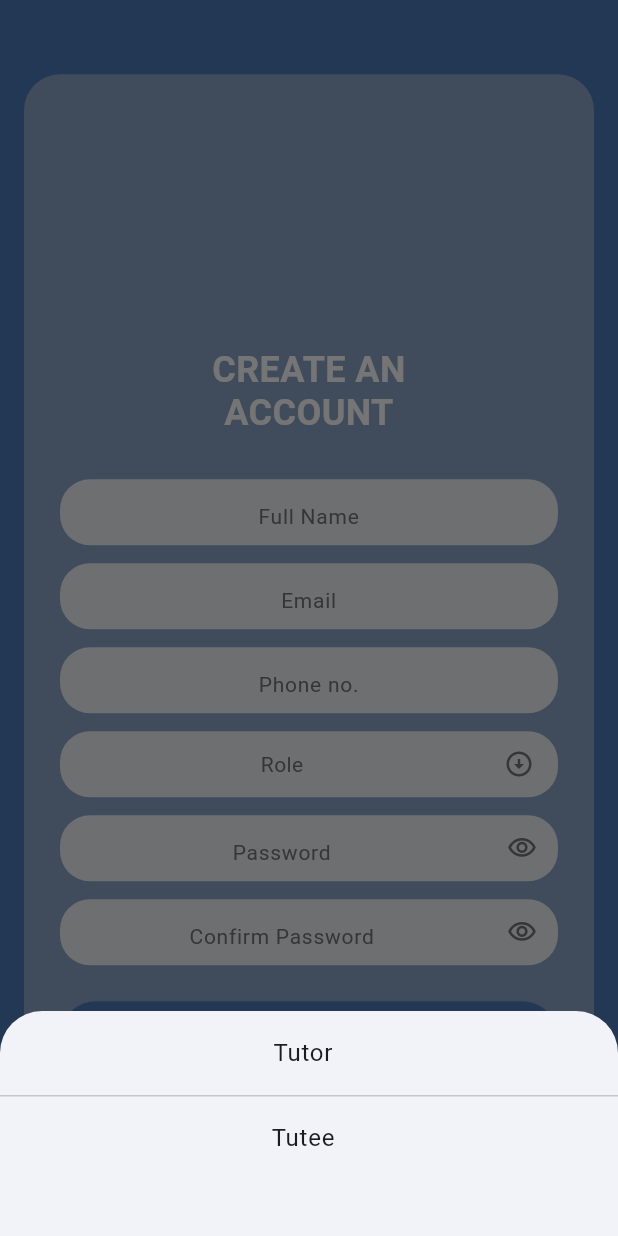
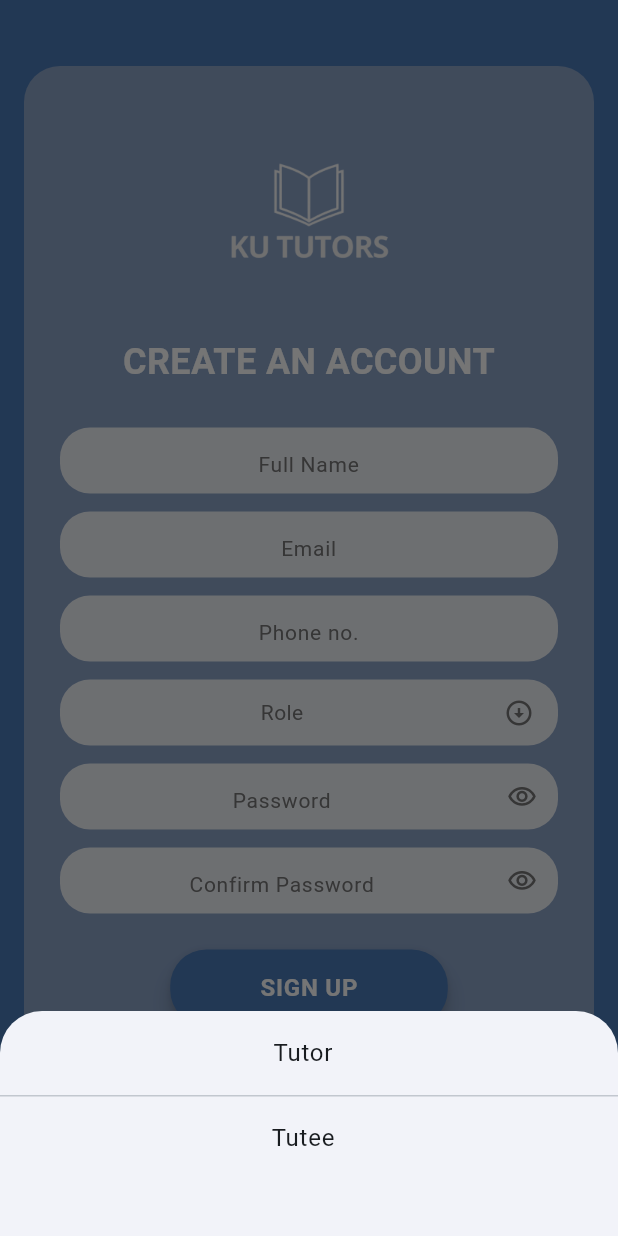
Before and after one commit to anaghasubedi/KU-Tutors, a Flutter app: the screen it shows after launch, after a tap on the "arrow circle down" icon, on a phone screen of 412 x 824 dp. Run offline on Flutter 3.47's test engine with Material 3 defaults, Android fonts, the light colour scheme and no system bars.

Commit message:
Minor changes to signup and connection of signup and login

```diff
--- a/Flutter/flutter_application_kutuors/lib/screens/login.dart
+++ b/Flutter/flutter_application_kutuors/lib/screens/login.dart
@@ -1,4 +1,5 @@
 import 'package:flutter/material.dart';
+import 'signup.dart';
 
 class LoginPage extends StatelessWidget {
   const LoginPage({super.key});
@@ -127,7 +128,12 @@ class LoginPage extends StatelessWidget {
                 SizedBox(
                   width: double.infinity,
                   child: ElevatedButton(
-                    onPressed: () {},
+                    onPressed: () {
+                      Navigator.push(
+                        context,
+                        MaterialPageRoute(builder: (context) => const SignupPage()),
+                      );
+                    },
                     style: ElevatedButton.styleFrom(
                       backgroundColor: const Color(0xFF4A7AB8), // matches signup button
                       foregroundColor: Colors.white,
--- a/Flutter/flutter_application_kutuors/lib/screens/signup.dart
+++ b/Flutter/flutter_application_kutuors/lib/screens/signup.dart
@@ -1,4 +1,5 @@
 import 'package:flutter/material.dart';
+import 'login.dart';
 
 class SignupPage extends StatefulWidget {
   const SignupPage({super.key});
@@ -16,7 +17,7 @@ class _SignupPageState extends State<SignupPage> {
       backgroundColor: const Color(0xFF4A7AB8),
       body: SafeArea(
         child: Center(
-          child: Padding(
+          child: SingleChildScrollView(
             padding: const EdgeInsets.all(16.0),
             child: Column(
               mainAxisAlignment: MainAxisAlignment.center,
@@ -37,7 +38,7 @@ class _SignupPageState extends State<SignupPage> {
                       ),
                       const SizedBox(height: 8),
                       const Text(
-                        'CREATE AN\nACCOUNT',
+                        'CREATE AN ACCOUNT',
                         textAlign: TextAlign.center,
                         style: TextStyle(
                           fontSize: 24,
@@ -59,13 +60,12 @@ class _SignupPageState extends State<SignupPage> {
                       const SizedBox(height: 12),
                       _buildTextFieldWithIcon('Confirm Password', Icons.visibility_outlined),
                       const SizedBox(height: 24),
-                      SizedBox(
-                        width: double.infinity,
-                        child: ElevatedButton(
+                      ElevatedButton(
                         style: ElevatedButton.styleFrom(
                           backgroundColor: const Color(0xFF4A7AB8),
                           foregroundColor: Colors.white,
-                            padding: const EdgeInsets.symmetric(vertical: 14),
+                          elevation: 5,
+                          padding: const EdgeInsets.symmetric(horizontal: 60, vertical: 14),
                           shape: RoundedRectangleBorder(
                             borderRadius: BorderRadius.circular(24),
                           ),
@@ -82,14 +82,7 @@ class _SignupPageState extends State<SignupPage> {
                           ),
                         ),
                       ),
-                      ),
-                    ],
-                  ),
-                ),
                       const SizedBox(height: 16),
-                Row(
-                  mainAxisAlignment: MainAxisAlignment.center,
-                  children: [
                       const Text(
                         "Already have an account?",
                         style: TextStyle(
@@ -97,31 +90,33 @@ class _SignupPageState extends State<SignupPage> {
                           fontSize: 14,
                         ),
                       ),
-                    const SizedBox(width: 8),
-                    GestureDetector(
-                      onTap: () {
-                        // Navigate to login page
+                      const SizedBox(height: 8),
+                      ElevatedButton(
+                        onPressed: () {
+                          Navigator.push(
+                            context,
+                            MaterialPageRoute(builder: (context) => const LoginPage()),
+                          );
                         },
-                      child: Container(
-                        padding: const EdgeInsets.symmetric(
-                          horizontal: 24,
-                          vertical: 8,
+                        style: ElevatedButton.styleFrom(
+                          backgroundColor: const Color(0xFF4A7AB8),
+                          foregroundColor: Colors.white,
+                          elevation: 5,
+                          padding: const EdgeInsets.symmetric(horizontal: 60, vertical: 14),
+                          shape: RoundedRectangleBorder(
+                            borderRadius: BorderRadius.circular(20),
                           ),
-                        decoration: BoxDecoration(
-                          color: const Color(0xFF305E9D),
-                          borderRadius: BorderRadius.circular(20),
                         ),
                         child: const Text(
                           "LOG IN",
                           style: TextStyle(
-                            color: Colors.white,
                             fontSize: 14,
                             fontWeight: FontWeight.w600,
                           ),
                         ),
                       ),
+                    ],
                   ),
-                  ],
                 ),
               ],
             ),
```
Also changed, not shown: Flutter/flutter_application_kutuors/pubspec.yaml (+4 -68 lines). Lines whose indentation alone changed are shown as unchanged.
